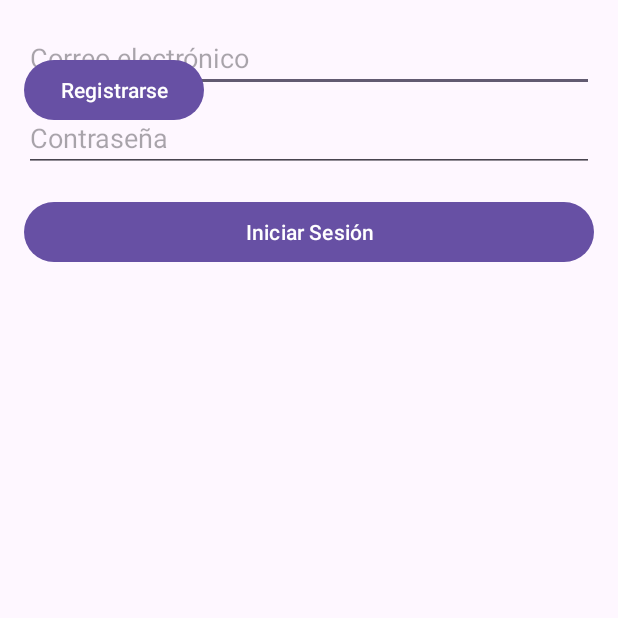
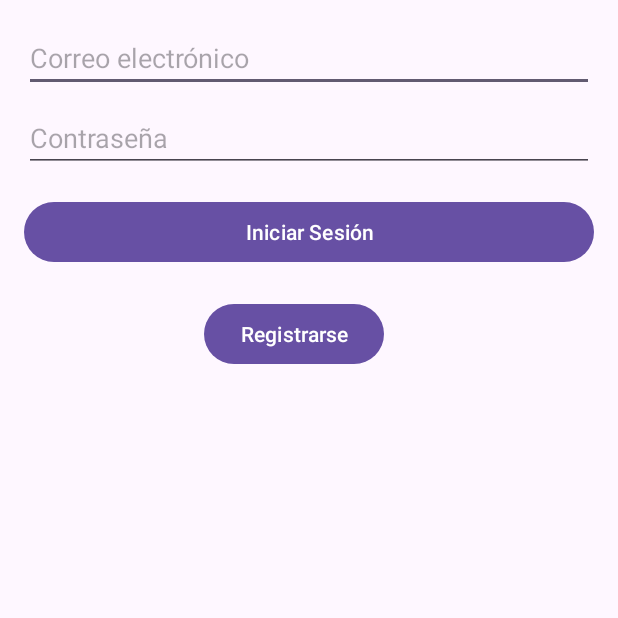
Before and after one commit to MatiasArielElguedaFaundez/asyncdocs, an Android app: the screen it shows after launch (LoginActivity), on a phone screen of 412 x 824 dp, the top half of it. Run offline under Robolectric (Android 15) with nearby library versions, the phone set to English and light mode, and no system bars; our stand-ins replace Firebase (no records; nobody signed in at launch, a user with empty details on screens opened directly).

```diff
--- a/app/build.gradle.kts
+++ b/app/build.gradle.kts
@@ -1,5 +1,6 @@
 plugins {
     id("com.android.application")
+    id("com.google.gms.google-services")
 }
 
 android {
@@ -54,6 +55,7 @@ dependencies {
     implementation("com.google.android.gms:play-services-location:21.1.0")
     implementation("com.google.firebase:firebase-bom:32.7.1")
     implementation("com.google.firebase:firebase-core:21.1.1")
+    implementation("com.google.firebase:firebase-analytics")
 
     testImplementation("junit:junit:4.13.2")
     androidTestImplementation("androidx.test.ext:junit:1.1.5")
--- a/app/src/main/java/com/matias/firebase/LoginActivity.java
+++ b/app/src/main/java/com/matias/firebase/LoginActivity.java
@@ -1,5 +1,6 @@
 package com.matias.firebase;
 
+import android.content.Intent;
 import android.os.Bundle;
 import android.view.View;
 import android.widget.Button;
@@ -17,7 +18,7 @@ import com.google.firebase.auth.FirebaseAuth;
 public class LoginActivity extends AppCompatActivity {
     private EditText etEmail, etPassword;
     private Button btnLogin;
-    private Button btnRegister;
+    private Button goToRegisterButton;
     private FirebaseAuth mAuth;
 
     @Override
@@ -28,7 +29,7 @@ public class LoginActivity extends AppCompatActivity {
         etEmail = findViewById(R.id.etEmail);
         etPassword = findViewById(R.id.etPassword);
         btnLogin = findViewById(R.id.btnLogin);
-        btnRegister = findViewById();
+        goToRegisterButton = findViewById(R.id.btnGoToRegister);
 
         mAuth = FirebaseAuth.getInstance();
 
@@ -51,5 +52,12 @@ public class LoginActivity extends AppCompatActivity {
                         });
             }
         });
+
+        goToRegisterButton.setOnClickListener(new View.OnClickListener() {
+            @Override
+            public void onClick(View v) {
+                startActivity(new Intent(LoginActivity.this, RegisterActivity.class));
+            }
+        });
     }
 }
--- a/app/src/main/res/layout/activity_login.xml
+++ b/app/src/main/res/layout/activity_login.xml
@@ -34,8 +34,10 @@
         android:id="@+id/btnGoToRegister"
         android:layout_width="wrap_content"
         android:layout_height="wrap_content"
-        android:text="Registrarse"
-        android:layout_below="@id/txtUsername"
+        android:layout_below="@+id/btnLogin"
+        android:layout_alignParentEnd="true"
         android:layout_marginTop="20dp"
-        android:onClick="goToRegister"/>
+        android:layout_marginEnd="140dp"
+        android:onClick="goToRegister"
+        android:text="Registrarse" />
 </RelativeLayout>
--- a/build.gradle.kts
+++ b/build.gradle.kts
@@ -1,4 +1,5 @@
 // Top-level build file where you can add configuration options common to all sub-projects/modules.
 plugins {
     id("com.android.application") version "8.1.1" apply false
+    id("com.google.gms.google-services") version "4.4.0" apply false
 }
```
Also changed, not shown: 1 other file.
